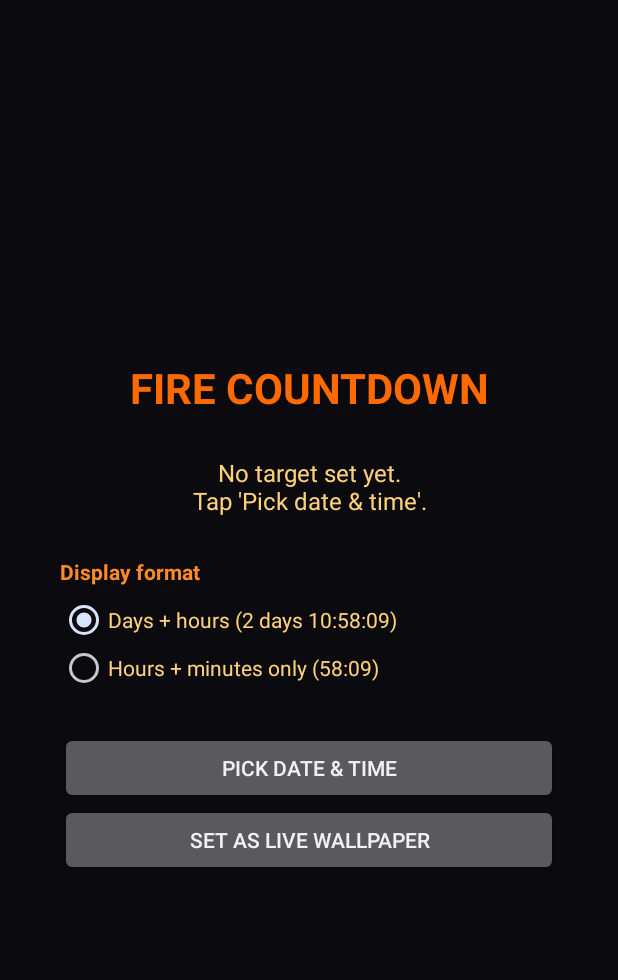
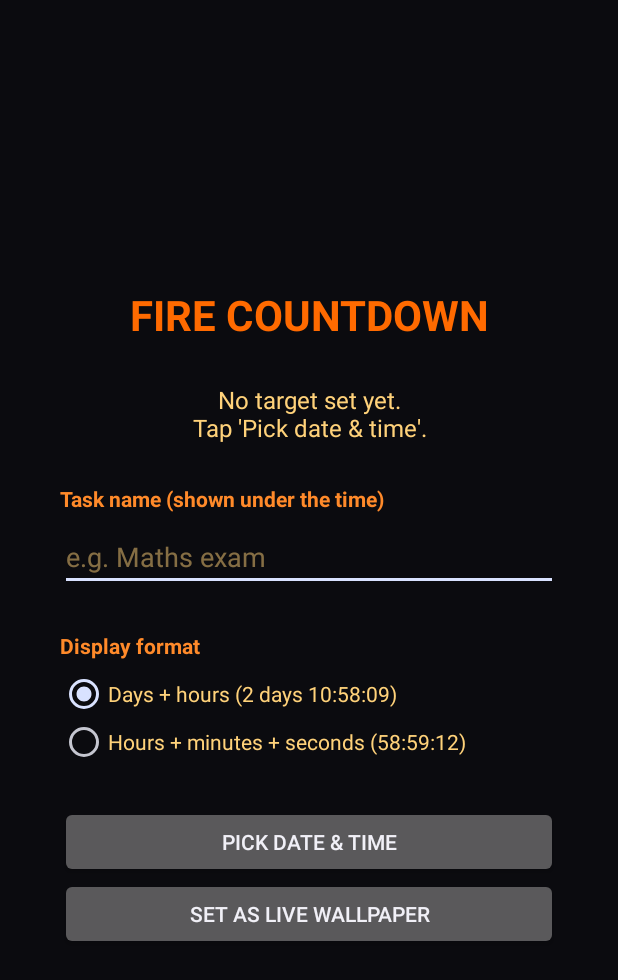
Before and after one commit to maruthi-m-git/Countdown-, an Android app: the screen it shows after launch (MainActivity), on a phone screen of 412 x 824 dp. Shown: the top 980 px of the screen. Run offline under Robolectric (Android 15) with nearby library versions, the phone set to English and light mode, and no system bars.

Commit message:
Implement task input field with persistence
Added task input field with text watcher to save input.

```diff
--- a/app/src/main/java/com/fire/countdown/MainActivity.kt
+++ b/app/src/main/java/com/fire/countdown/MainActivity.kt
@@ -9,8 +9,13 @@ import android.content.Intent
 import android.graphics.Color
 import android.graphics.Typeface
 import android.os.Bundle
+import android.text.Editable
+import android.text.InputFilter
+import android.text.InputType
+import android.text.TextWatcher
 import android.view.Gravity
 import android.widget.Button
+import android.widget.EditText
 import android.widget.LinearLayout
 import android.widget.RadioButton
 import android.widget.RadioGroup
@@ -49,12 +54,37 @@ class MainActivity : Activity() {
             setPadding(0, 40, 0, 40)
         }
 
+        val taskLabel = TextView(this).apply {
+            text = "Task name (shown under the time)"
+            textSize = 14f
+            setTextColor(Color.parseColor("#FF8A2A"))
+            typeface = Typeface.DEFAULT_BOLD
+            setPadding(0, 0, 0, 10)
+        }
+
+        val taskInput = EditText(this).apply {
+            hint = "e.g. Maths exam"
+            setHintTextColor(Color.parseColor("#80FFD27A"))
+            setTextColor(Color.parseColor("#FFE9B0"))
+            inputType = InputType.TYPE_CLASS_TEXT
+            setSingleLine(true)
+            filters = arrayOf(InputFilter.LengthFilter(40))
+            setText(prefs().getString("task", ""))
+            addTextChangedListener(object : TextWatcher {
+                override fun beforeTextChanged(s: CharSequence?, st: Int, c: Int, a: Int) {}
+                override fun onTextChanged(s: CharSequence?, st: Int, b: Int, c: Int) {}
+                override fun afterTextChanged(s: Editable?) {
+                    prefs().edit().putString("task", s?.toString() ?: "").apply()
+                }
+            })
+        }
+
         val formatLabel = TextView(this).apply {
             text = "Display format"
             textSize = 14f
             setTextColor(Color.parseColor("#FF8A2A"))
             typeface = Typeface.DEFAULT_BOLD
-            setPadding(0, 0, 0, 10)
+            setPadding(0, 40, 0, 10)
         }
 
         val group = RadioGroup(this).apply {
@@ -68,7 +98,7 @@ class MainActivity : Activity() {
         }
         val r1 = RadioButton(this).apply {
             id = 102
-            text = "Hours + minutes only (58:09)"
+            text = "Hours + minutes + seconds (58:59:12)"
             setTextColor(Color.parseColor("#FFD27A"))
         }
         group.addView(r0)
@@ -88,8 +118,15 @@ class MainActivity : Activity() {
             setOnClickListener { openWallpaperPicker() }
         }
 
+        val full = LinearLayout.LayoutParams(
+            LinearLayout.LayoutParams.MATCH_PARENT,
+            LinearLayout.LayoutParams.WRAP_CONTENT
+        )
+
         root.addView(title)
         root.addView(status)
+        root.addView(taskLabel)
+        root.addView(taskInput, full)
         root.addView(formatLabel)
         root.addView(group)
         root.addView(pick)
```
